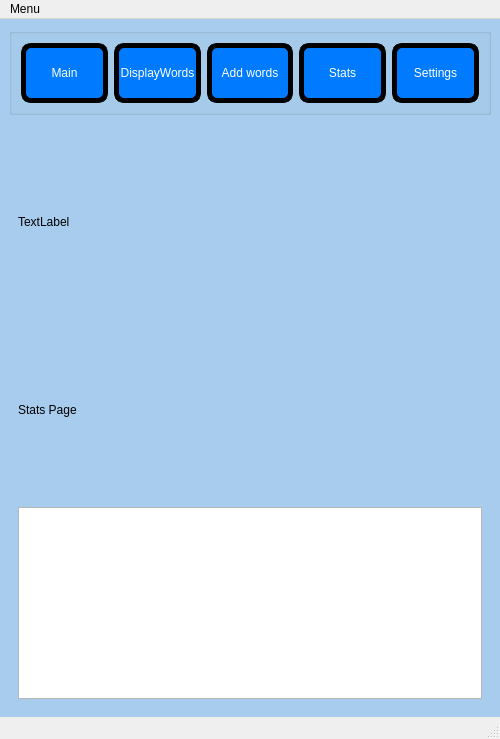
Qt form interface/main.ui (Krystiankr/PYQT5) before a commit.
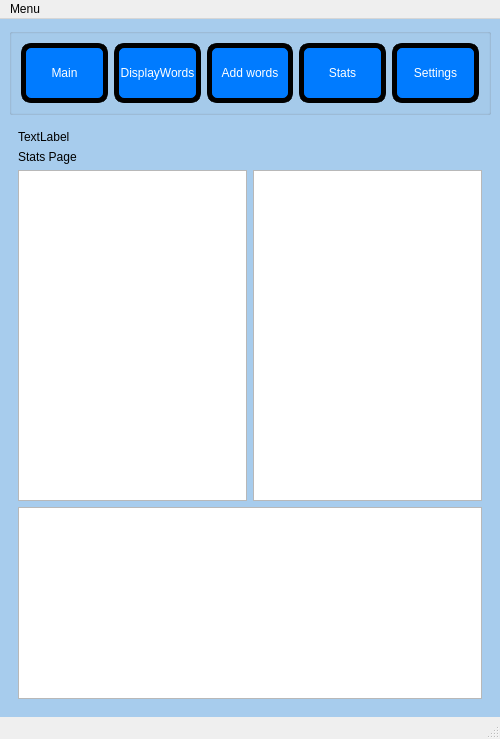
The same form after that commit. The open tabs and pages were chosen to show the change. Icons and pictures are not drawn. Custom widgets are drawn as their Qt base class.

Commit message: Added preview corrects & bads words after tournament

```diff
--- a/interface/main.ui
+++ b/interface/main.ui
@@ -309,7 +309,7 @@
       </widget>
       <widget class="QWidget" name="StatsPage">
        <layout class="QVBoxLayout" name="verticalLayout_5">
-        <item>
+        <item alignment="Qt::AlignTop">
          <widget class="QLabel" name="btnTimerResult">
           <property name="text">
            <string>TextLabel</string>
@@ -323,6 +323,16 @@
           </property>
          </widget>
         </item>
+        <item>
+         <layout class="QHBoxLayout" name="horizontalLayout_5">
+          <item>
+           <widget class="QTableView" name="tabCorrects"/>
+          </item>
+          <item>
+           <widget class="QTableView" name="tabBads"/>
+          </item>
+         </layout>
+        </item>
         <item alignment="Qt::AlignBottom">
          <widget class="QTableView" name="tableView_3"/>
         </item>
```
Left out of the diff: 19 changed lines with no effect on the pictures. The commit also changes 5 other files.
